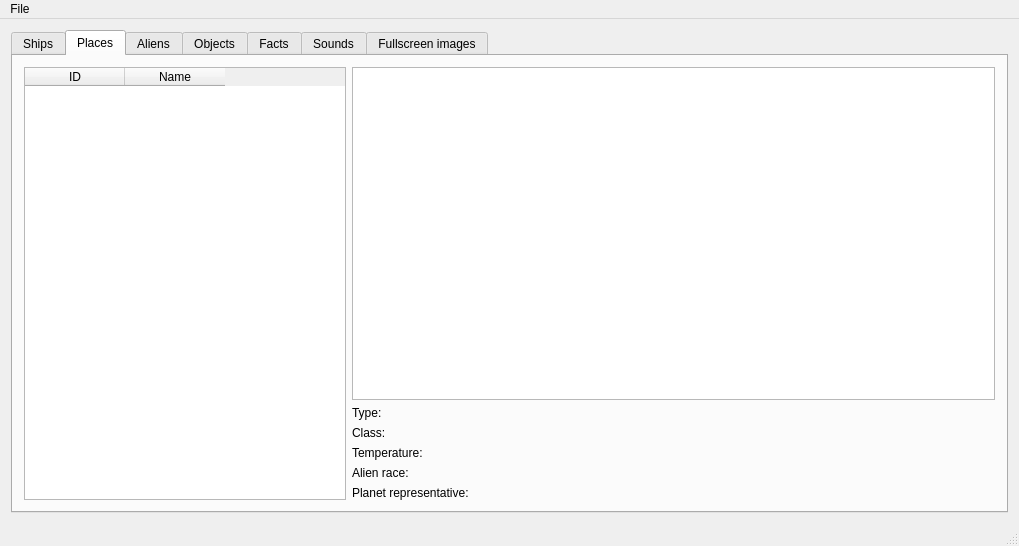
Qt form mainwindow.ui (colinbourassa/nomad-resource-explorer) before a commit.
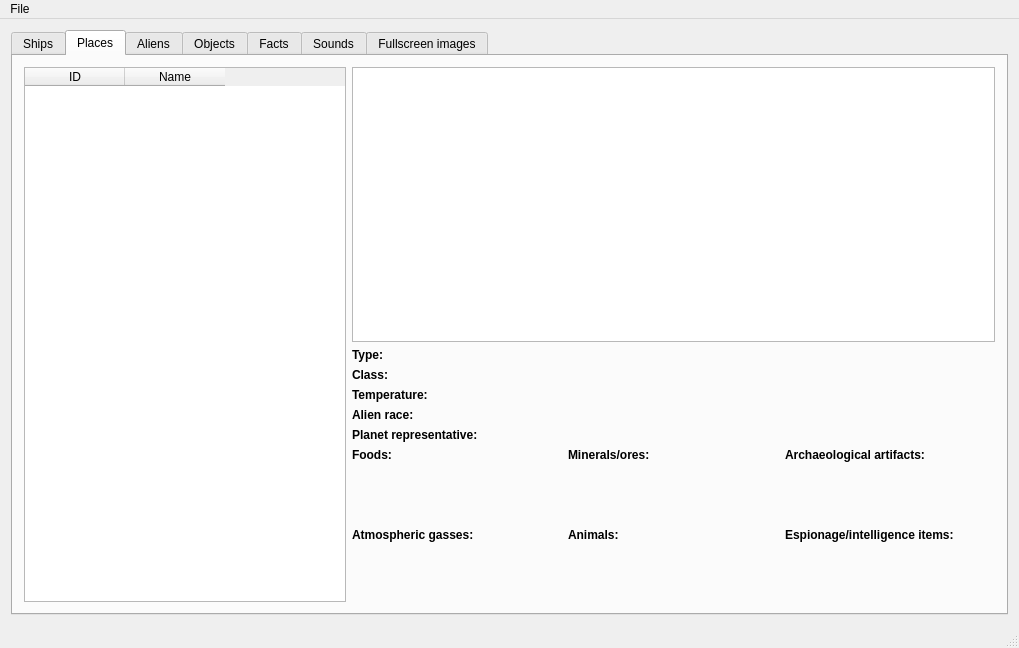
The same form after that commit. The open tabs and pages were chosen to show the change.

Commit message: Add planet resource display

```diff
--- a/mainwindow.ui
+++ b/mainwindow.ui
@@ -7,7 +7,7 @@
     <x>0</x>
     <y>0</y>
     <width>1019</width>
-    <height>546</height>
+    <height>648</height>
    </rect>
   </property>
   <property name="windowTitle">
@@ -122,73 +122,241 @@
         </item>
         <item row="1" column="1">
          <layout class="QGridLayout" name="m_placeLabelGrid">
-          <item row="4" column="0">
-           <widget class="QLabel" name="m_placeRepLabel">
-            <property name="text">
-             <string>Planet representative:</string>
-            </property>
-           </widget>
-          </item>
-          <item row="0" column="0">
-           <widget class="QLabel" name="m_placeTypeLabel">
-            <property name="text">
-             <string>Type:</string>
-            </property>
-           </widget>
-          </item>
-          <item row="0" column="1">
-           <widget class="QLabel" name="m_placeTypeData">
-            <property name="text">
-             <string>&lt;type&gt;</string>
-            </property>
-           </widget>
-          </item>
-          <item row="4" column="1">
-           <widget class="QLabel" name="m_placeRepData">
-            <property name="text">
-             <string>&lt;rep&gt;</string>
-            </property>
-           </widget>
-          </item>
-          <item row="1" column="1">
+          <item row="1" column="2">
            <widget class="QLabel" name="m_placeClassData">
             <property name="text">
              <string>&lt;class&gt;</string>
             </property>
            </widget>
           </item>
-          <item row="2" column="0">
+          <item row="12" column="2">
+           <widget class="QLabel" name="m_pAnimals2">
+            <property name="text">
+             <string/>
+            </property>
+           </widget>
+          </item>
+          <item row="7" column="3">
+           <widget class="QLabel" name="m_pArchArtifacts1">
+            <property name="text">
+             <string/>
+            </property>
+           </widget>
+          </item>
+          <item row="9" column="2">
+           <widget class="QLabel" name="m_pAnimals">
+            <property name="text">
+             <string>&lt;b&gt;Animals:&lt;/b&gt;</string>
+            </property>
+           </widget>
+          </item>
+          <item row="9" column="3">
+           <widget class="QLabel" name="m_pSpyArtifacts">
+            <property name="text">
+             <string>&lt;b&gt;Espionage/intelligence items:&lt;/b&gt;</string>
+            </property>
+           </widget>
+          </item>
+          <item row="7" column="2">
+           <widget class="QLabel" name="m_pMinerals1">
+            <property name="text">
+             <string/>
+            </property>
+           </widget>
+          </item>
+          <item row="2" column="2">
+           <widget class="QLabel" name="m_placeTemperatureData">
+            <property name="text">
+             <string>&lt;temp&gt;</string>
+            </property>
+           </widget>
+          </item>
+          <item row="12" column="1">
+           <widget class="QLabel" name="m_pGasses2">
+            <property name="text">
+             <string/>
+            </property>
+           </widget>
+          </item>
+          <item row="2" column="1">
            <widget class="QLabel" name="m_placeTemperatureLabel">
             <property name="text">
-             <string>Temperature:</string>
+             <string>&lt;b&gt;Temperature:&lt;/b&gt;</string>
+            </property>
+           </widget>
+          </item>
+          <item row="4" column="2">
+           <widget class="QLabel" name="m_placeRepData">
+            <property name="text">
+             <string>&lt;rep&gt;</string>
+            </property>
+           </widget>
+          </item>
+          <item row="6" column="2">
+           <widget class="QLabel" name="m_pMinerals0">
+            <property name="text">
+             <string/>
+            </property>
+           </widget>
+          </item>
+          <item row="0" column="1">
+           <widget class="QLabel" name="m_placeTypeLabel">
+            <property name="text">
+             <string>&lt;b&gt;Type:&lt;/b&gt;</string>
+            </property>
+           </widget>
+          </item>
+          <item row="11" column="1">
+           <widget class="QLabel" name="m_pGasses1">
+            <property name="text">
+             <string/>
+            </property>
+           </widget>
+          </item>
+          <item row="8" column="1">
+           <widget class="QLabel" name="m_pFoods2">
+            <property name="text">
+             <string/>
+            </property>
+           </widget>
+          </item>
+          <item row="12" column="3">
+           <widget class="QLabel" name="m_pSpyArtifacts2">
+            <property name="text">
+             <string/>
+            </property>
+           </widget>
+          </item>
+          <item row="5" column="3">
+           <widget class="QLabel" name="m_pArchArtifacts">
+            <property name="text">
+             <string>&lt;b&gt;Archaeological artifacts:&lt;/b&gt;</string>
+            </property>
+           </widget>
+          </item>
+          <item row="4" column="1">
+           <widget class="QLabel" name="m_placeRepLabel">
+            <property name="text">
+             <string>&lt;b&gt;Planet representative:&lt;/b&gt;</string>
+            </property>
+           </widget>
+          </item>
+          <item row="6" column="3">
+           <widget class="QLabel" name="m_pArchArtifacts0">
+            <property name="text">
+             <string/>
+            </property>
+           </widget>
+          </item>
+          <item row="8" column="3">
+           <widget class="QLabel" name="m_pArchArtifacts2">
+            <property name="text">
+             <string/>
+            </property>
+           </widget>
+          </item>
+          <item row="5" column="1">
+           <widget class="QLabel" name="m_pFoods">
+            <property name="text">
+             <string>&lt;b&gt;Foods:&lt;/b&gt;</string>
             </property>
            </widget>
           </item>
           <item row="3" column="1">
-           <widget class="QLabel" name="m_placeRaceData">
-            <property name="text">
-             <string>&lt;race&gt;</string>
-            </property>
-           </widget>
-          </item>
-          <item row="3" column="0">
            <widget class="QLabel" name="m_placeRaceLabel">
             <property name="text">
-             <string>Alien race:</string>
+             <string>&lt;b&gt;Alien race:&lt;/b&gt;</string>
             </property>
            </widget>
           </item>
-          <item row="1" column="0">
+          <item row="10" column="3">
+           <widget class="QLabel" name="m_pSpyArtifacts0">
+            <property name="text">
+             <string/>
+            </property>
+           </widget>
+          </item>
+          <item row="10" column="1">
+           <widget class="QLabel" name="m_pGasses0">
+            <property name="text">
+             <string/>
+            </property>
+           </widget>
+          </item>
+          <item row="8" column="2">
+           <widget class="QLabel" name="m_pMinerals2">
+            <property name="text">
+             <string/>
+            </property>
+           </widget>
+          </item>
+          <item row="7" column="1">
+           <widget class="QLabel" name="m_pFoods1">
+            <property name="text">
+             <string/>
+            </property>
+           </widget>
+          </item>
+          <item row="11" column="2">
+           <widget class="QLabel" name="m_pAnimals1">
+            <property name="text">
+             <string/>
+            </property>
+           </widget>
+          </item>
+          <item row="6" column="1">
+           <widget class="QLabel" name="m_pFoods0">
+            <property name="text">
+             <string/>
+            </property>
+           </widget>
+          </item>
+          <item row="5" column="2">
+           <widget class="QLabel" name="m_pMinerals">
+            <property name="text">
+             <string>&lt;b&gt;Minerals/ores:&lt;/b&gt;</string>
+            </property>
+           </widget>
+          </item>
+          <item row="0" column="2">
+           <widget class="QLabel" name="m_placeTypeData">
+            <property name="text">
+             <string>&lt;type&gt;</string>
+            </property>
+           </widget>
+          </item>
+          <item row="1" column="1">
            <widget class="QLabel" name="m_placeClassLabel">
             <property name="text">
-             <string>Class:</string>
+             <string>&lt;b&gt;Class:&lt;/b&gt;</string>
             </property>
            </widget>
           </item>
-          <item row="2" column="1">
-           <widget class="QLabel" name="m_placeTemperatureData">
+          <item row="3" column="2">
+           <widget class="QLabel" name="m_placeRaceData">
             <property name="text">
-             <string>&lt;temp&gt;</string>
+             <string>&lt;race&gt;</string>
+            </property>
+           </widget>
+          </item>
+          <item row="11" column="3">
+           <widget class="QLabel" name="m_pSpyArtifacts1">
+            <property name="text">
+             <string/>
+            </property>
+           </widget>
+          </item>
+          <item row="10" column="2">
+           <widget class="QLabel" name="m_pAnimals0">
+            <property name="text">
+             <string/>
+            </property>
+           </widget>
+          </item>
+          <item row="9" column="1">
+           <widget class="QLabel" name="m_pGasses">
+            <property name="text">
+             <string>&lt;b&gt;Atmospheric gasses:&lt;/b&gt;</string>
             </property>
            </widget>
           </item>
```
The commit also changes 5 other files.
